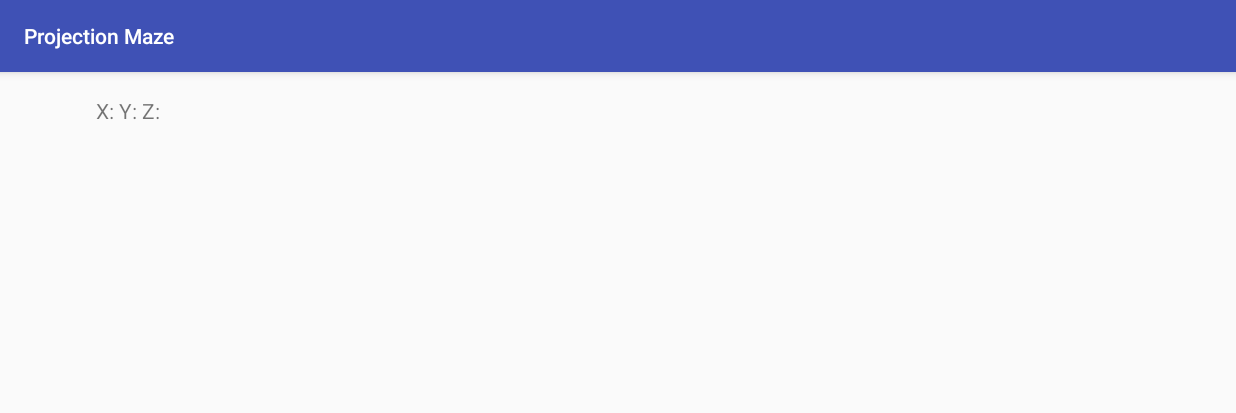
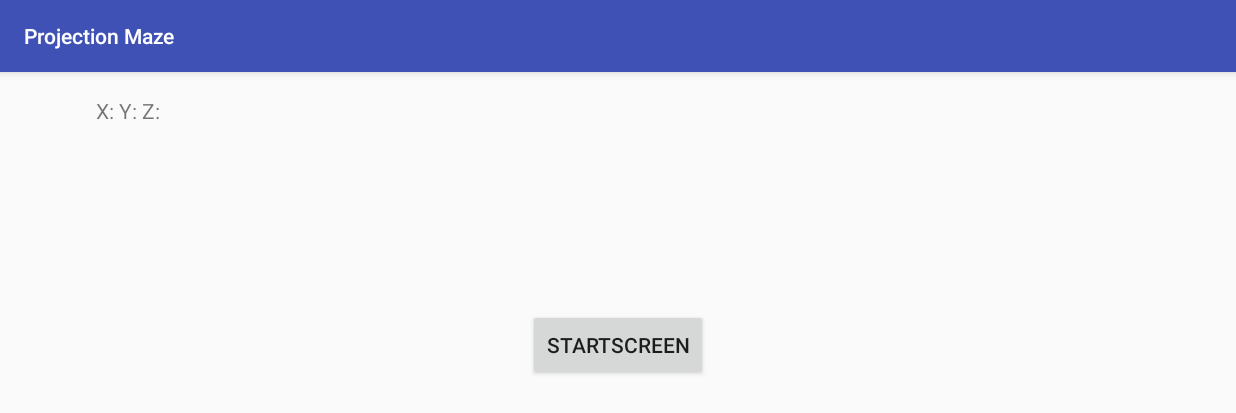
Before and after one commit to jason-wong-9/CubeField, an Android app: the screen it shows after launch (MainActivity), on a phone screen of 824 x 412 dp (held sideways). Shown: the top 413 px of the screen. Run offline under Robolectric (Android 15) with nearby library versions, the phone set to English and light mode, and no system bars.

```diff
--- a/app/src/main/AndroidManifest.xml
+++ b/app/src/main/AndroidManifest.xml
@@ -16,6 +16,11 @@
                 <category android:name="android.intent.category.LAUNCHER" />
             </intent-filter>
         </activity>
+        <activity
+            android:name=".StartActivity"
+            android:screenOrientation="landscape"
+            >
+        </activity>
     </application>
 
 </manifest>
--- a/app/src/main/java/com/jasonkcwong/projectionmaze/MainActivity.java
+++ b/app/src/main/java/com/jasonkcwong/projectionmaze/MainActivity.java
@@ -1,5 +1,6 @@
 package com.jasonkcwong.projectionmaze;
 
+import android.content.Intent;
 import android.hardware.Sensor;
 import android.hardware.SensorEvent;
 import android.hardware.SensorEventListener;
@@ -7,6 +8,7 @@ import android.hardware.SensorManager;
 import android.os.Bundle;
 import android.support.v7.app.AppCompatActivity;
 import android.util.Log;
+import android.view.View;
 import android.widget.TextView;
 
 public class MainActivity extends AppCompatActivity implements SensorEventListener{
@@ -33,7 +35,7 @@ public class MainActivity extends AppCompatActivity implements SensorEventListen
     protected void onResume() {
         super.onResume();
 
-        sm.registerListener(this, rotationvector, SensorManager.SENSOR_DELAY_UI);
+        sm.registerListener(this, rotationvector, SensorManager.SENSOR_DELAY_FASTEST);
     }
 
     protected void onPause() {
@@ -55,7 +57,7 @@ public class MainActivity extends AppCompatActivity implements SensorEventListen
     public void onSensorChanged(SensorEvent event) {
 
         Log.i("TAG", (System.currentTimeMillis() - lastUpdate) + "");
-        if (System.currentTimeMillis() - lastUpdate < 400) {
+        if (System.currentTimeMillis() - lastUpdate < 40) {
 
             float orientation[] = new float[3];
 
@@ -99,4 +101,10 @@ synchronized
     public void onAccuracyChanged(Sensor sensor, int accuracy) {
 
     }
+
+    public void displayStart(View view){
+        Log.d("Clicked", "Clicked displayStart()");
+        Intent i= new Intent(MainActivity.this, StartActivity.class);
+        startActivity(i);
+    }
 }
--- a/app/src/main/res/layout/activity_main.xml
+++ b/app/src/main/res/layout/activity_main.xml
@@ -14,4 +14,14 @@
         android:layout_height="wrap_content"
         android:text="X: Y: Z:"
         android:id="@+id/displayReading" />
+
+    <Button
+        style="?android:attr/buttonStyleSmall"
+        android:layout_width="wrap_content"
+        android:layout_height="wrap_content"
+        android:text="startScreen"
+        android:id="@+id/startScreen"
+        android:layout_centerVertical="true"
+        android:layout_centerHorizontal="true"
+        android:onClick="displayStart"/>
 </RelativeLayout>
```
Also changed, not shown: app/src/main/java/com/jasonkcwong/projectionmaze/StartActivity.java (added, +17 -0 lines), app/src/main/res/layout/startscreen.xml (added, +7 -0 lines), app/src/main/res/drawable/mazebg.png (added).
